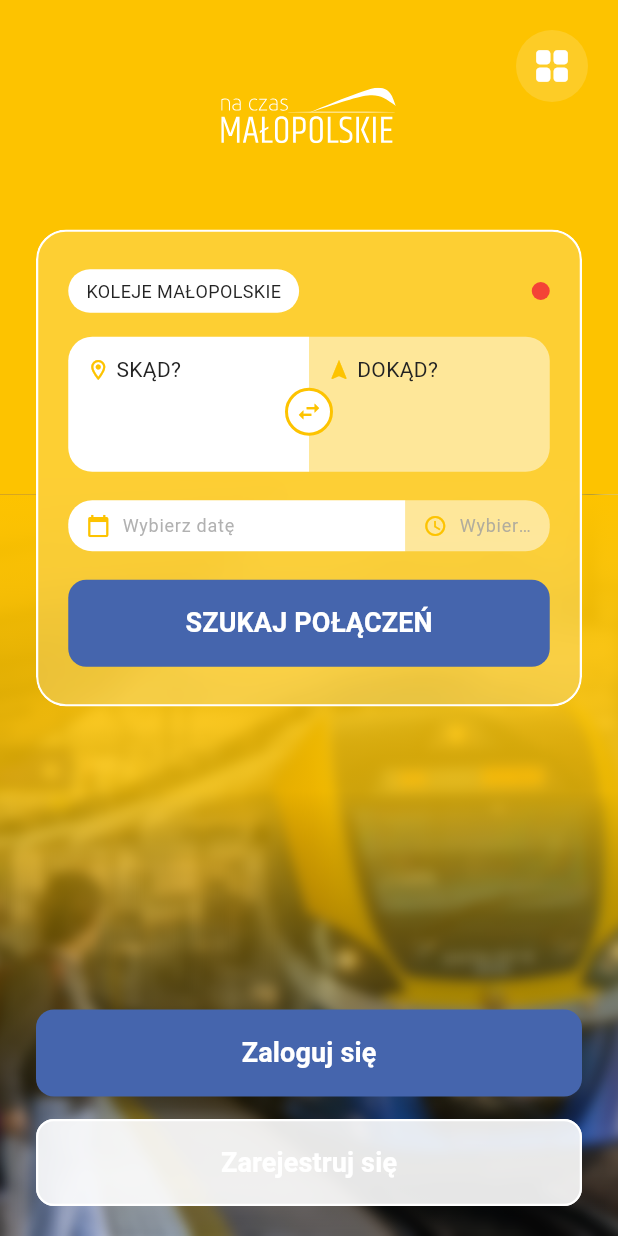
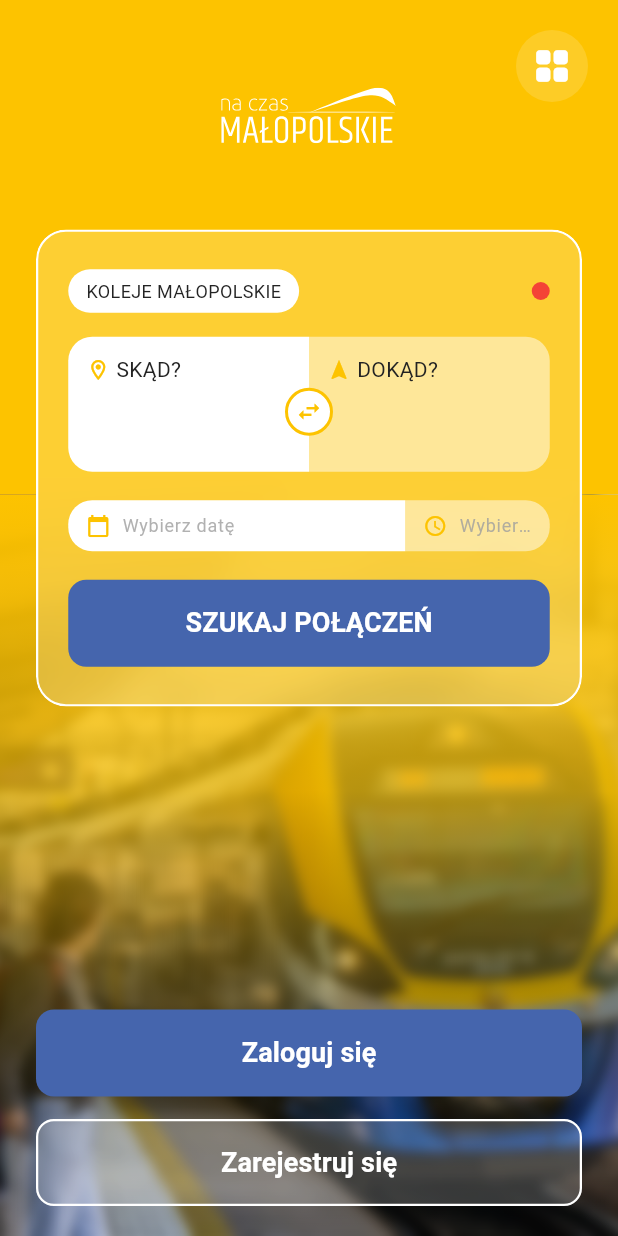
Before and after one commit to KociakiHackYeah2025/journey_radar_frontend, a Flutter app: the screen it shows after launch, on a phone screen of 412 x 824 dp. Run offline on Flutter 3.47's test engine with Material 3 defaults, Android fonts, the phone set to English and light mode, and no system bars; our stand-ins replace flutter_map, flutter_svg, google_fonts, latlong2, shared_preferences; network calls fail.

Commit message:
Minor fixes

```diff
--- a/lib/main.dart
+++ b/lib/main.dart
@@ -700,6 +700,7 @@
                                                           children: [
                                                             Text(
                                                               result['from'],
+                                                              maxLines: 2,
                                                               style: const TextStyle(
                                                                 color: Color(
                                                                   0xFF232323,
@@ -756,6 +757,7 @@
                                                           children: [
                                                             Text(
                                                               result['to'],
+                                                              maxLines: 2,
                                                               style: const TextStyle(
                                                                 color: Color(
                                                                   0xFF232323,
--- a/lib/services/api_service.dart
+++ b/lib/services/api_service.dart
@@ -202,7 +202,7 @@
   }
 
   // Funkcja do wyszukiwania autouzupełniania stacji
-  static Future<List<String>> searchAutocomplete(String query) async {
+static Future<List<String>> searchAutocomplete(String query) async {
     if (query.isEmpty || query.length < 2) {
       return [];
     }
--- a/lib/widgets/app_background.dart
+++ b/lib/widgets/app_background.dart
@@ -30,7 +30,7 @@
                       end: Alignment.bottomCenter,
                       colors: [
                         Color(0xFFFDC300),
-                        const Color(0xFFFDC300).withValues(alpha: 0.8),
+                        Color(0xFFFDC300).withOpacity(0.7),
                         Colors.transparent,
                       ],
                       stops: [0.0, 0.4, 1.0],
--- a/lib/widgets/autocomplete_text_field.dart
+++ b/lib/widgets/autocomplete_text_field.dart
@@ -8,6 +8,7 @@
   final TextStyle? textStyle;
   final InputDecoration? decoration;
   final EdgeInsets? contentPadding;
+  final Function(String stopId, String stopName)? onStationSelected;
 
   const AutocompleteTextField({
     super.key,
@@ -16,6 +17,7 @@
     this.textStyle,
     this.decoration,
     this.contentPadding,
+    this.onStationSelected,
   });
 
   @override
--- a/lib/widgets/custom_button.dart
+++ b/lib/widgets/custom_button.dart
@@ -81,7 +81,8 @@
         );
       case CustomButtonVariant.glassWhite:
         return ElevatedButton.styleFrom(
-          backgroundColor: Colors.white.withValues(alpha: 0.9),
+          backgroundColor: Colors.white.withOpacity(0.2),
+
           padding: const EdgeInsets.symmetric(vertical: 16),
           shape: RoundedRectangleBorder(
             borderRadius: BorderRadius.circular(12),
```
